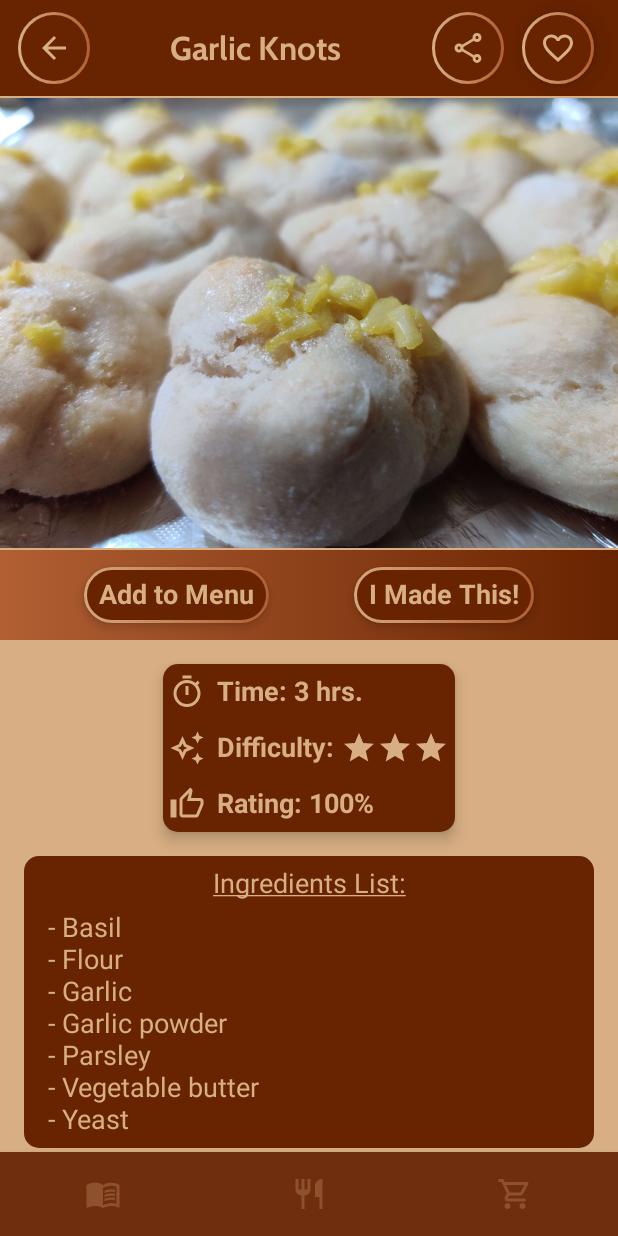
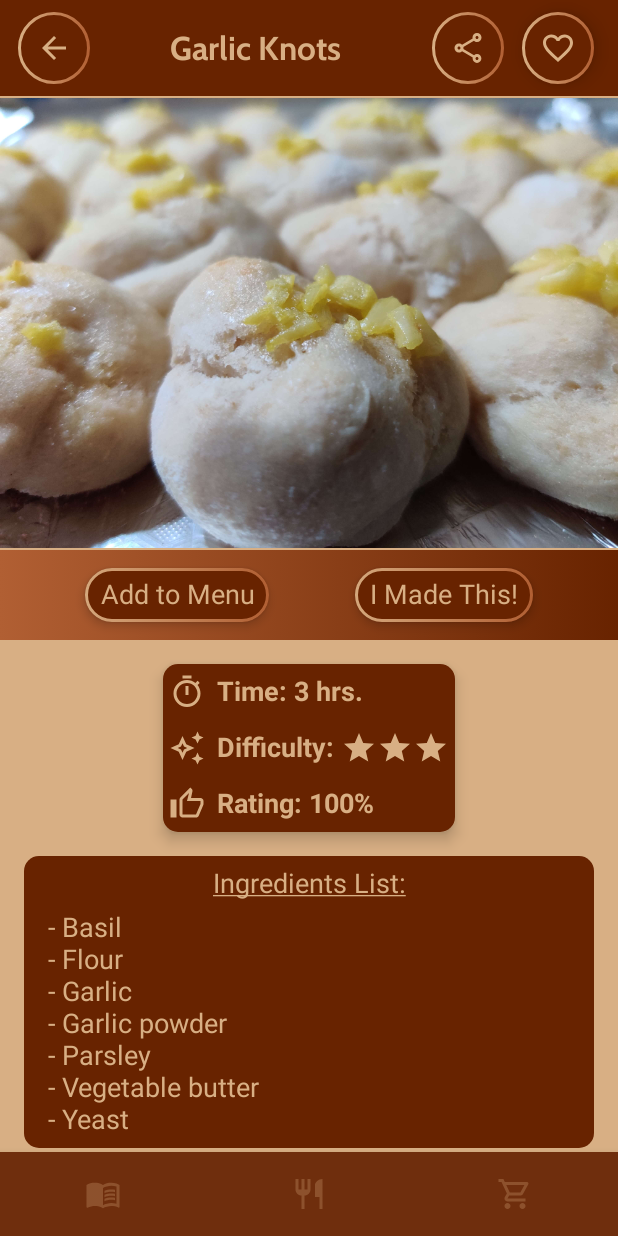
Before and after one commit to cromano3/RecipeApp, an Android app built with Jetpack Compose: the DetailsScreen screen opened through its navigation route, on a phone screen of 412 x 824 dp. Run offline under Robolectric (Android 15) with nearby library versions, the light colour scheme and no system bars; our stand-ins replace Room's generated code, accompanist, livedata-compose; libraries missing offline, so code that uses them is left out: com.google.accompanist.navigation.

Commit message:
UI tweaker

```diff
--- a/app/src/main/java/com/example/bearrecipebookapp/ui/components/Buttons.kt
+++ b/app/src/main/java/com/example/bearrecipebookapp/ui/components/Buttons.kt
@@ -2,10 +2,7 @@
 
 import androidx.compose.foundation.border
 import androidx.compose.foundation.clickable
-import androidx.compose.foundation.layout.Arrangement
-import androidx.compose.foundation.layout.Row
-import androidx.compose.foundation.layout.padding
-import androidx.compose.foundation.layout.wrapContentSize
+import androidx.compose.foundation.layout.*
 import androidx.compose.foundation.shape.CircleShape
 import androidx.compose.foundation.shape.RoundedCornerShape
 import androidx.compose.material.Surface
@@ -16,7 +13,6 @@
 import androidx.compose.ui.graphics.Brush
 import androidx.compose.ui.graphics.Color
 import androidx.compose.ui.graphics.TileMode
-import androidx.compose.ui.text.font.FontWeight
 import androidx.compose.ui.text.style.TextAlign
 import androidx.compose.ui.unit.dp
 import androidx.compose.ui.unit.sp
@@ -33,7 +29,8 @@
 
     Surface(
         modifier = Modifier
-            .wrapContentSize()
+            .wrapContentWidth()
+            .height(36.dp)
             .border(
                 width = 2.dp,
                 brush = (Brush.horizontalGradient(
@@ -53,7 +50,7 @@
         ) {
         Row(
             horizontalArrangement = Arrangement.Start,
-            modifier = Modifier.wrapContentSize().padding(start = 2.dp, end = 2.dp, top = 4.dp, bottom = 4.dp)
+            modifier = Modifier.wrapContentSize().padding(start = 10.dp, end = 10.dp, top = 2.dp, bottom = 2.dp)
         )
         {
 
@@ -61,11 +58,11 @@
                 text = buttonText,
                 modifier = Modifier
                     .align(Alignment.CenterVertically)
-                    .padding(start = 8.dp, end = 8.dp, top = 4.dp, bottom = 4.dp),
+                    .padding(start = 0.dp, end = 0.dp, top = 0.dp, bottom = 0.dp),
                 color = textColor,
                 fontSize = 18.sp,
                 textAlign = TextAlign.Center,
-                fontWeight = FontWeight.Bold
+//                fontWeight = FontWeight.Bold
 
             )
         }
```
